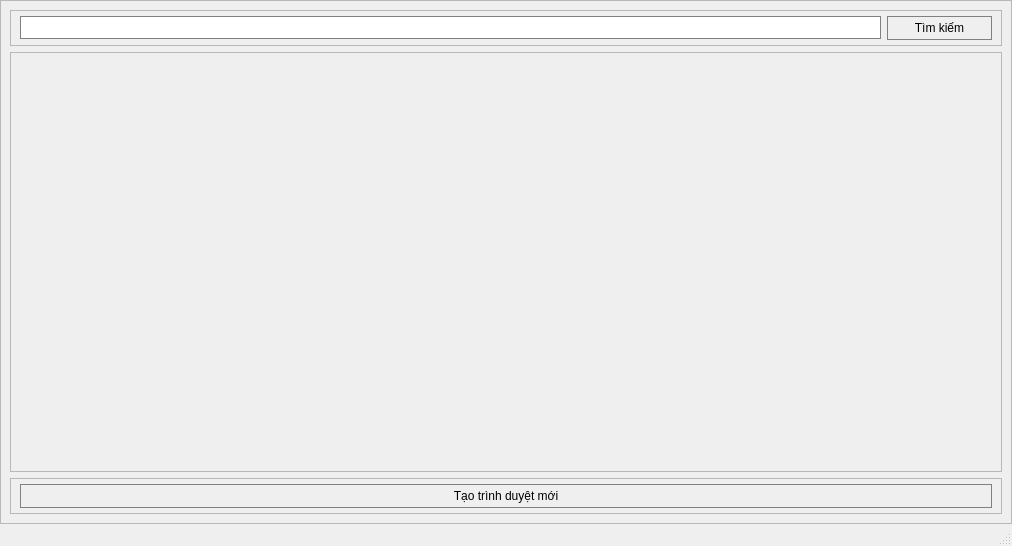
Old version of the form resources/untitled.ui in the repository D-RubyIV/chrome-login.
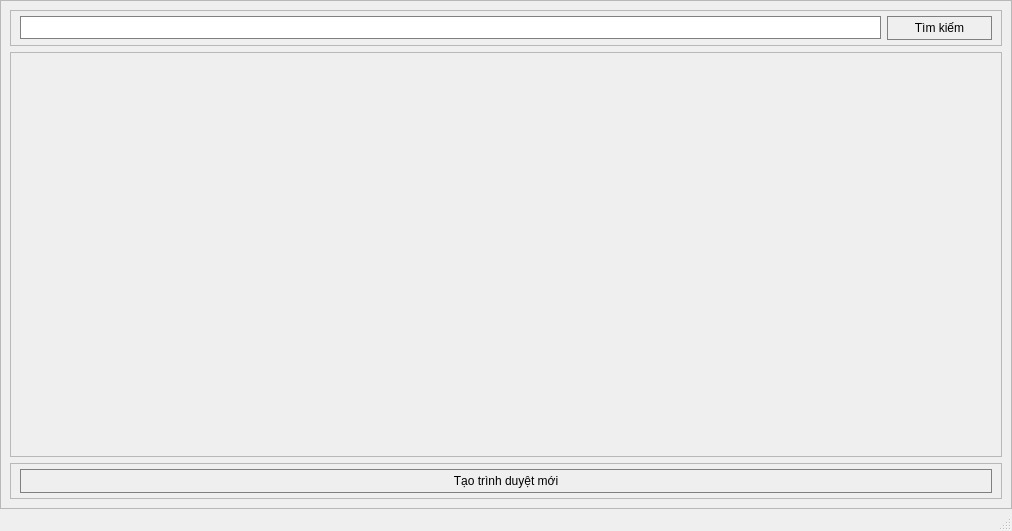
New version of the form.

Patch:
```diff
--- a/resources/untitled.ui
+++ b/resources/untitled.ui
@@ -7,7 +7,7 @@
     <x>0</x>
     <y>0</y>
     <width>1012</width>
-    <height>546</height>
+    <height>531</height>
    </rect>
   </property>
   <property name="windowTitle">
```
